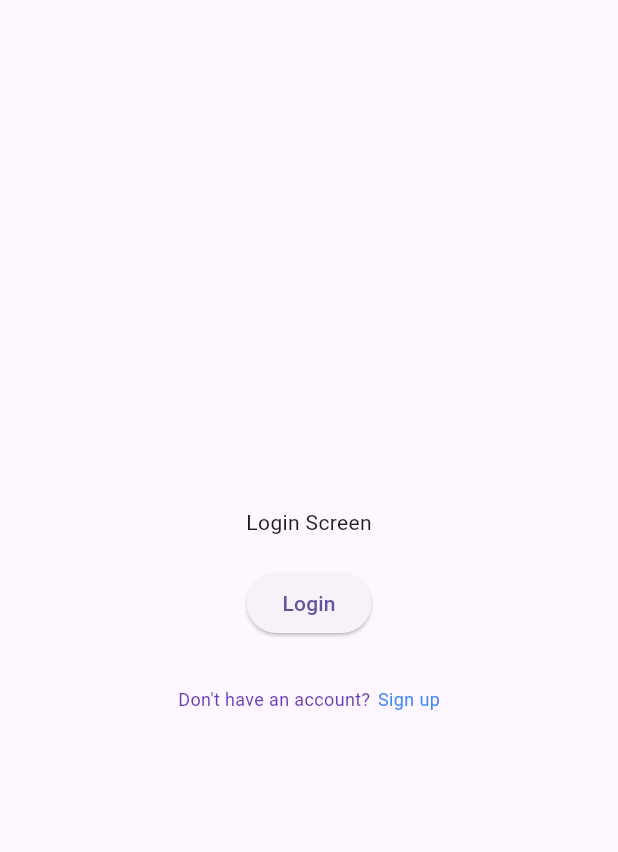
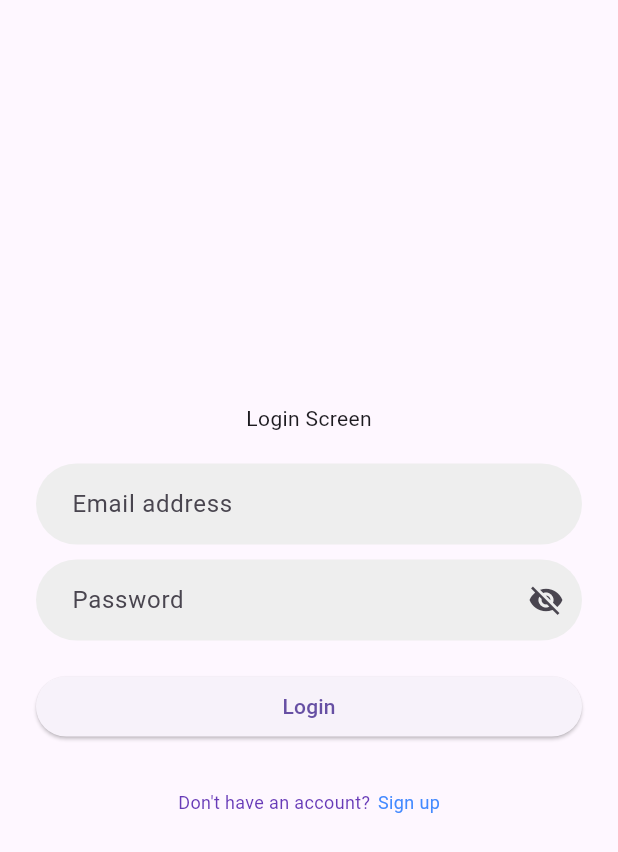
Before and after one commit to DlopezS98/boardforge-mobile, a Flutter app: the LoginScreen screen opened by its route, on a phone screen of 412 x 824 dp. Shown: the top 852 px of the screen. Run offline on Flutter 3.47's test engine with Material 3 defaults, Android fonts, the phone set to English and light mode, and no system bars; our stand-ins replace auto_route; generated files the repository leaves out were written again; network calls fail.

Commit message:
Implement login validation and enhance input fields with validation support

```diff
--- /dev/null
+++ b/lib/ui/authentication/logic/login_validator.dart
@@ -0,0 +1,38 @@
+import 'package:boardforge_app/core/constants/regex.dart';
+
+class LoginValidator {
+  static String? validateEmail(String? value) {
+    if (value == null || value.isEmpty) {
+      return 'Email is required';
+    }
+
+    if (!RegexExpression.email.hasMatch(value)) {
+      return 'Enter a valid email address';
+    }
+    return null;
+  }
+
+  static String? validatePassword(String? value) {
+    if (value == null || value.isEmpty) {
+      return 'Password is required';
+    }
+
+    if (value.length < 8) {
+      return 'Password must be at least 8 characters long';
+    }
+
+    if (!RegExp(r'[A-Z]').hasMatch(value)) {
+      return 'Password must contain at least one uppercase letter';
+    }
+
+    if (!RegExp(r'[a-z]').hasMatch(value)) {
+      return 'Password must contain at least one lowercase letter';
+    }
+
+    if (!RegExp(r'[0-9]').hasMatch(value)) {
+      return 'Password must contain at least one number';
+    }
+
+    return null;
+  }
+}
--- a/lib/ui/authentication/screens/login_screen.dart
+++ b/lib/ui/authentication/screens/login_screen.dart
@@ -1,27 +1,62 @@
 import 'package:auto_route/auto_route.dart';
+import 'package:boardforge_app/ui/authentication/logic/login_validator.dart';
 import 'package:boardforge_app/ui/core/routes/app_router.gr.dart';
+import 'package:boardforge_app/ui/core/widgets/rounded_input_field.dart';
 import 'package:flutter/material.dart';
 
 @RoutePage()
-class LoginScreen extends StatelessWidget {
+class LoginScreen extends StatefulWidget {
   static const String routeName = '/login';
 
   const LoginScreen({super.key});
 
   @override
+  State<LoginScreen> createState() => _LoginScreenState();
+}
+
+class _LoginScreenState extends State<LoginScreen> {
+  final Map<String, String> formData = {};
+
+  final formState = GlobalKey<FormState>();
+
+  @override
   Widget build(BuildContext context) {
     return Scaffold(
-      body: Center(
+      body: Padding(
+        padding: const EdgeInsets.all(24),
+        child: Form(
+          key: formState,
           child: Column(
             mainAxisAlignment: MainAxisAlignment.center,
             children: [
               Text('Login Screen'),
               SizedBox(height: 20),
-            ElevatedButton(
+              RoundedInputField(
+                placeholder: "Email address",
+                onChanged: (value) {
+                  formData['email'] = value;
+                },
+                validator: LoginValidator.validateEmail,
+              ),
+              const SizedBox(height: 10),
+              RoundedInputField(
+                validator: LoginValidator.validatePassword,
+                placeholder: "Password",
+                onChanged: (value) {
+                  formData['password'] = value;
+                },
+                isPassword: true,
+              ),
+              const SizedBox(height: 20),
+              SizedBox(
+                width: MediaQuery.of(context).size.width,
+                child: ElevatedButton(
+                  style: ButtonStyle(),
                   onPressed: () {
                     AutoRouter.of(context).push(const MainLayoutRoute());
                   },
                   child: Text('Login'),
+                ),
               ),
               SizedBox(height: 20),
               SizedBox(
@@ -41,6 +76,7 @@ class LoginScreen extends StatelessWidget {
             ],
           ),
         ),
+      ),
     );
   }
 }
--- a/lib/ui/core/widgets/rounded_input_field.dart
+++ b/lib/ui/core/widgets/rounded_input_field.dart
@@ -3,6 +3,7 @@ import 'package:flutter/material.dart';
 class RoundedInputField extends StatefulWidget {
   final String placeholder;
   final ValueChanged<String> onChanged;
+  final String? Function(String?)? validator;
   final bool isPassword;
   final Widget trailing;
 
@@ -12,6 +13,7 @@ class RoundedInputField extends StatefulWidget {
     required this.onChanged,
     this.isPassword = false,
     this.trailing = const SizedBox.shrink(),
+    this.validator,
   });
 
   @override
@@ -23,7 +25,8 @@ class _RoundedInputFieldState extends State<RoundedInputField> {
 
   @override
   Widget build(BuildContext context) {
-    return TextField(
+    return TextFormField(
+      validator: widget.validator,
       onChanged: widget.onChanged,
       obscureText: showPassword,
       decoration: InputDecoration(
```
Lines whose indentation alone changed are shown as unchanged.
